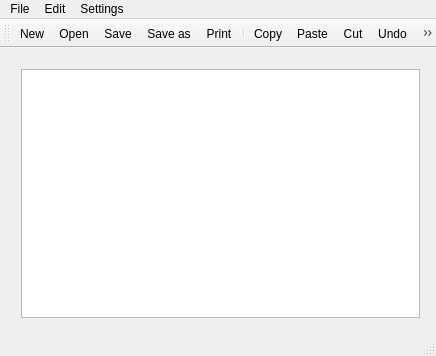
Before: the Qt Designer form src/mainwindow.ui in jeffuong/Axolotl, drawn with Qt 5.
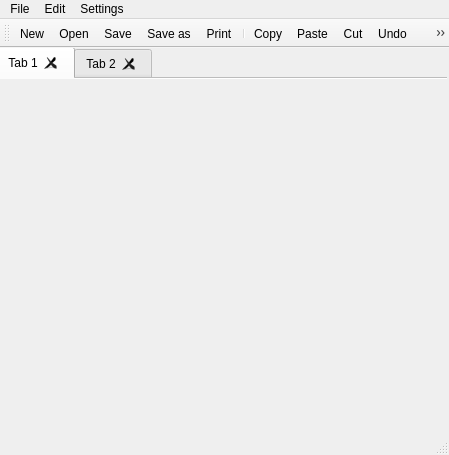
After: the same form once the commit is applied. Icons and pictures are not drawn.

The edit to the form file:
```diff
--- a/src/mainwindow.ui
+++ b/src/mainwindow.ui
@@ -6,28 +6,48 @@
    <rect>
     <x>0</x>
     <y>0</y>
-    <width>436</width>
-    <height>356</height>
+    <width>449</width>
+    <height>455</height>
    </rect>
   </property>
   <property name="windowTitle">
    <string>MainWindow</string>
   </property>
   <widget class="QWidget" name="centralWidget">
-   <widget class="QWidget" name="verticalLayoutWidget">
+   <widget class="QTabWidget" name="tabWidget">
     <property name="geometry">
      <rect>
-      <x>10</x>
-      <y>10</y>
-      <width>421</width>
-      <height>271</height>
+      <x>-4</x>
+      <y>-1</y>
+      <width>451</width>
+      <height>371</height>
      </rect>
     </property>
-    <layout class="QVBoxLayout" name="verticalLayout">
-     <item>
-      <widget class="QPlainTextEdit" name="plainTextEdit"/>
-     </item>
-    </layout>
+    <property name="sizePolicy">
+     <sizepolicy hsizetype="Preferred" vsizetype="Preferred">
+      <horstretch>0</horstretch>
+      <verstretch>0</verstretch>
+     </sizepolicy>
+    </property>
+    <property name="documentMode">
+     <bool>true</bool>
+    </property>
+    <property name="tabsClosable">
+     <bool>true</bool>
+    </property>
+    <property name="movable">
+     <bool>true</bool>
+    </property>
+    <widget class="QWidget" name="tab_3">
+     <attribute name="title">
+      <string>Tab 1</string>
+     </attribute>
+    </widget>
+    <widget class="QWidget" name="tab_4">
+     <attribute name="title">
+      <string>Tab 2</string>
+     </attribute>
+    </widget>
    </widget>
   </widget>
   <widget class="QMenuBar" name="menuBar">
@@ -35,7 +55,7 @@
     <rect>
      <x>0</x>
      <y>0</y>
-     <width>436</width>
+     <width>449</width>
      <height>21</height>
     </rect>
    </property>
```
Left out of the diff: 15 changed lines with no effect on the pictures.
